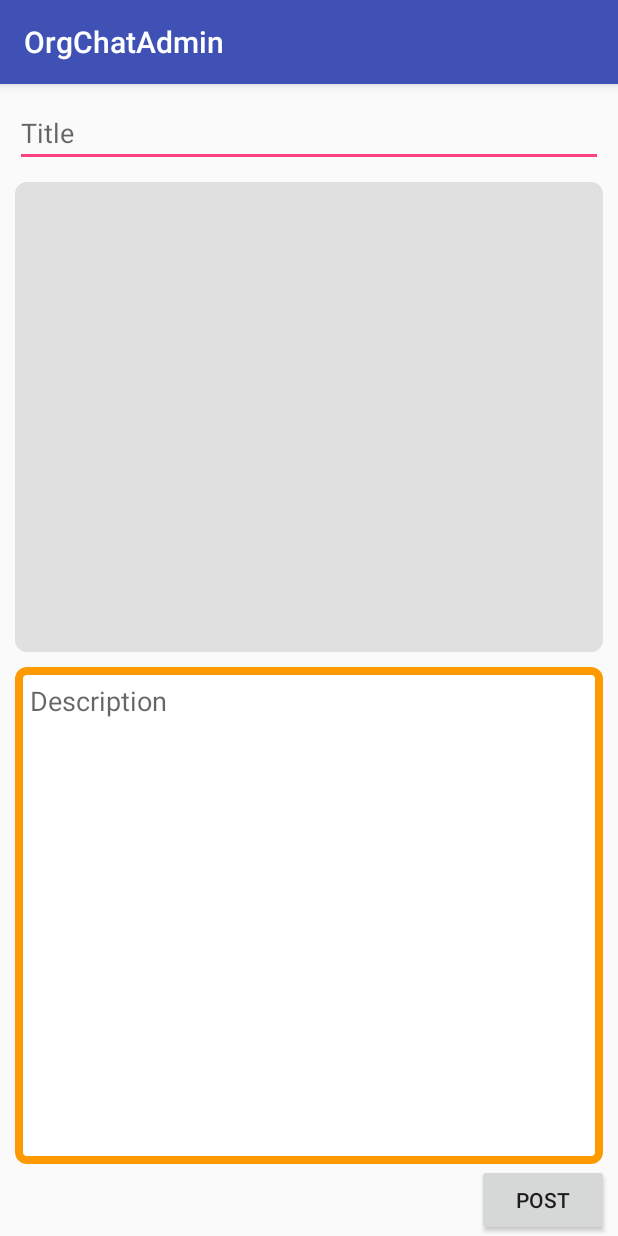
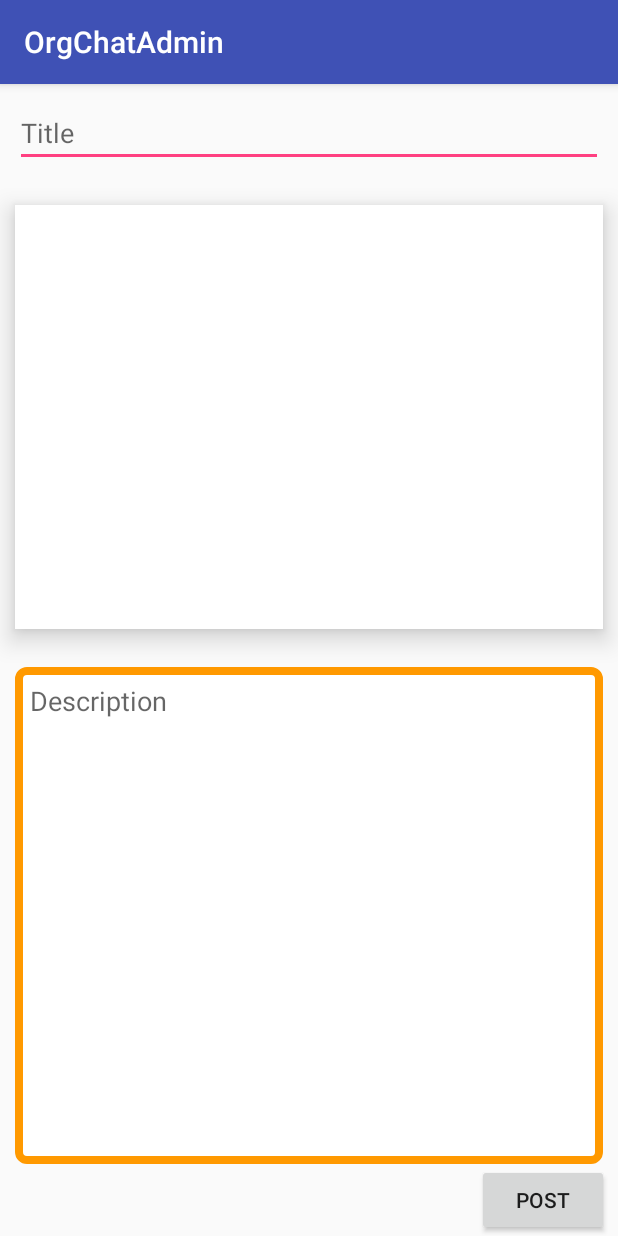
Before and after one commit to dhivyanand/OrgChat-Admin, an Android app: the NewCircular screen opened directly, with no data from a screen before it, on a phone screen of 412 x 824 dp. Run offline under Robolectric (Android 15) with nearby library versions, the phone set to English and light mode, and no system bars.

Commit message:
Declared and initialised layout variables in new circular activity layout.

```diff
--- a/app/src/main/java/com/example/system/orgchatadmin/NewCircular.java
+++ b/app/src/main/java/com/example/system/orgchatadmin/NewCircular.java
@@ -2,12 +2,25 @@ package com.example.system.orgchatadmin;
 
 import android.support.v7.app.AppCompatActivity;
 import android.os.Bundle;
+import android.widget.Button;
+import android.widget.EditText;
+import android.widget.GridView;
 
 public class NewCircular extends AppCompatActivity {
+
+    Button post;
+    EditText title,description;
+    GridView attachment;
 
     @Override
     protected void onCreate(Bundle savedInstanceState) {
         super.onCreate(savedInstanceState);
         setContentView(R.layout.activity_new_circular);
+
+        post = (Button)findViewById(R.id.post);
+        title = (EditText)findViewById(R.id.circular_title);
+        description = (EditText)findViewById(R.id.circular_description);
+        attachment = (GridView)findViewById(R.id.attachment_list);
+
     }
 }
--- a/app/src/main/res/drawable/attachment_bg.xml
+++ b/app/src/main/res/drawable/attachment_bg.xml
@@ -2,12 +2,9 @@
 <shape xmlns:android="http://schemas.android.com/apk/res/android">
 
     <!-- Background Color -->
-    <solid android:color="#E0E0E0" />
+    <solid android:color="#FFF" />
 
     <!-- Border Color -->
-    <stroke android:width="5dp" android:color="#E0E0E0" />
-
-    <!-- Round Corners -->
-    <corners android:radius="5dp" />
+    <stroke android:width="5dp" android:color="#FFF" />
 
 </shape>
--- a/app/src/main/res/layout/activity_new_circular.xml
+++ b/app/src/main/res/layout/activity_new_circular.xml
@@ -71,6 +71,9 @@
         android:layout_below="@+id/space12"
         android:layout_marginLeft="10dp"
         android:layout_marginRight="10dp"
+        android:layout_marginTop="15dp"
+        android:layout_marginBottom="15dp"
+        android:elevation="10dp"
         android:background="@drawable/attachment_bg" />
 
     <Button
```
